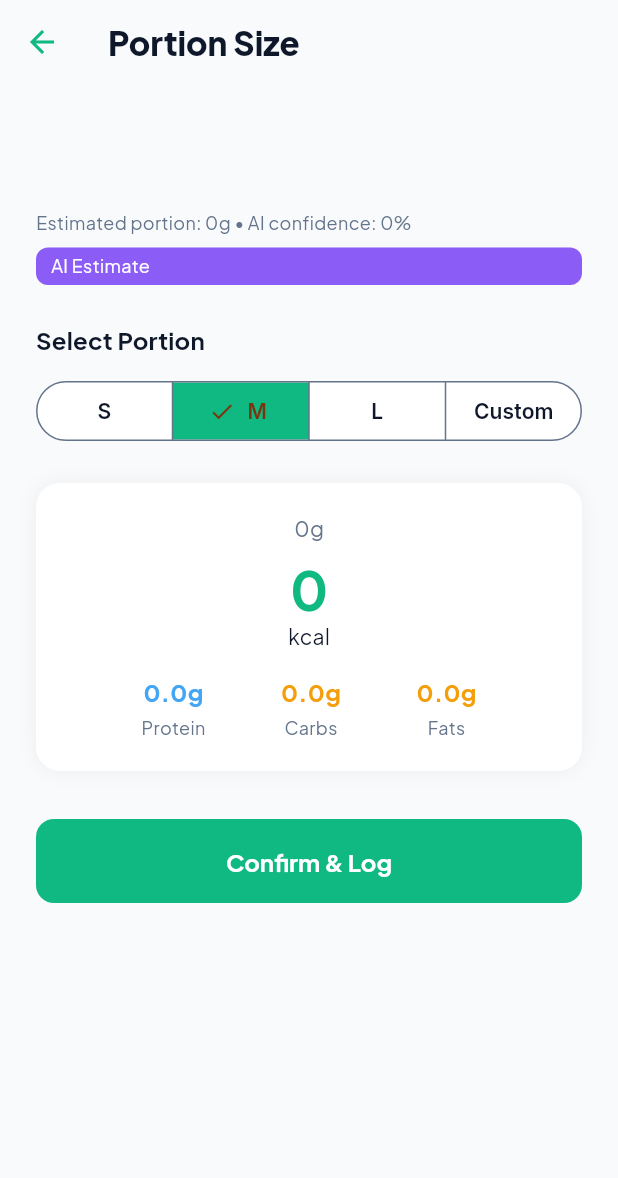
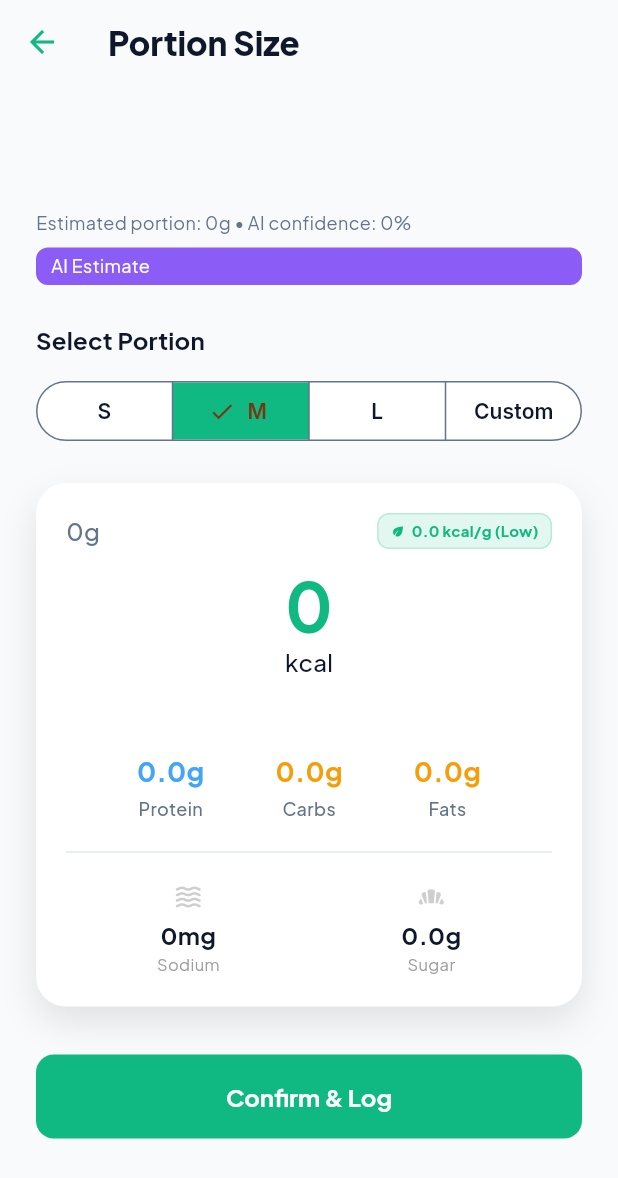
Before and after one commit to Michiya52/CalorAI, a Flutter app: the PortionSelectionScreen screen opened directly with empty values, on a phone screen of 412 x 824 dp. Shown: the top 1178 px of the screen. Run offline on Flutter 3.47's test engine with Material 3 defaults, Android fonts, the phone set to English and light mode, and no system bars; our stand-ins replace cloud_firestore, firebase_auth, firebase_core, flutter_dotenv, go_router, google_fonts and 3 more; missing offline and left inert: firebase_data_connect, fuzzywuzzy, mobile_scanner; accounts and stored records are empty.

Commit message:
APK ready

```diff
--- a/lib/screens/logging/portion_selection_screen.dart
+++ b/lib/screens/logging/portion_selection_screen.dart
@@ -8,6 +8,7 @@ import '../../models/food_suggestion.dart';
 import '../../models/meal_entry.dart';
 import '../../providers/auth_provider.dart';
 import '../../providers/meal_provider.dart';
+import '../../widgets/density_badge.dart';
 
 class PortionSelectionScreen extends StatefulWidget {
   final FoodSuggestion suggestion;
@@ -25,6 +26,8 @@ class _PortionSelectionScreenState extends State<PortionSelectionScreen> {
   late double _displayProtein;
   late double _displayCarbs;
   late double _displayFats;
+  late double _displaySodium;
+  late double _displaySugar;
   late double _displayGrams;
 
   @override
@@ -60,6 +63,8 @@ class _PortionSelectionScreenState extends State<PortionSelectionScreen> {
       _displayProtein = scaled['proteinG'] as double;
       _displayCarbs = scaled['carbsG'] as double;
       _displayFats = scaled['fatsG'] as double;
+      _displaySodium = scaled['sodiumG'] as double? ?? 0.0;
+      _displaySugar = scaled['sugarG'] as double? ?? 0.0;
       _displayGrams = scaled['portionGrams'] as double;
     } else {
       // AI estimate - use estimated portion grams directly
@@ -84,6 +89,8 @@ class _PortionSelectionScreenState extends State<PortionSelectionScreen> {
           portionMultiplier;
       _displayFats = (suggestion.resolvedFatsG ?? _displayGrams * 0.15) *
           portionMultiplier;
+      _displaySodium = 0.0; // AI rarely estimates sodium accurately yet
+      _displaySugar = 0.0;
     }
     setState(() {});
   }
@@ -250,26 +257,46 @@ class _PortionSelectionScreenState extends State<PortionSelectionScreen> {
               padding: const EdgeInsets.all(20),
               decoration: BoxDecoration(
                 color: AppColors.surface,
-                borderRadius: BorderRadius.circular(16),
+                borderRadius: BorderRadius.circular(20),
                 boxShadow: [
                   BoxShadow(
-                      color: Colors.black.withValues(alpha: 0.05),
-                      blurRadius: 10),
+                      color: Colors.black.withValues(alpha: 0.1),
+                      blurRadius: 20,
+                      offset: const Offset(0, 10)),
                 ],
               ),
               child: Column(
                 children: [
-                  Text('${_displayGrams.round()}g',
-                      style: TextStyle(
-                          color: AppColors.textSecondary, fontSize: 14)),
-                  const SizedBox(height: 8),
+                  Row(
+                    mainAxisAlignment: MainAxisAlignment.spaceBetween,
+                    children: [
+                      Text('${_displayGrams.round()}g',
+                          style: TextStyle(
+                              color: AppColors.textSecondary,
+                              fontSize: 16,
+                              fontWeight: FontWeight.w500)),
+                      if (widget.suggestion.myfcdMatch != null)
+                        DensityBadge(
+                            density: widget.suggestion.myfcdMatch!
+                                    .caloriesPer100g /
+                                100.0),
+                    ],
+                  ),
+                  const SizedBox(height: 12),
                   Text('$_displayCalories',
-                      style: Theme.of(context).textTheme.displaySmall?.copyWith(
+                      style: Theme.of(context).textTheme.displayMedium?.copyWith(
                             color: AppColors.primary,
                             fontWeight: FontWeight.bold,
                           )),
-                  const Text('kcal'),
-                  const SizedBox(height: 16),
+                  const Text('kcal',
+                      style: TextStyle(
+                          fontSize: 16, fontWeight: FontWeight.w500)),
+                  const SizedBox(height: 24),
+
+                  // Macro Distribution Bar
+                  _buildMacroBar(),
+                  const SizedBox(height: 24),
+
                   Row(
                     mainAxisAlignment: MainAxisAlignment.spaceEvenly,
                     children: [
@@ -287,10 +314,26 @@ class _PortionSelectionScreenState extends State<PortionSelectionScreen> {
                           AppColors.warning),
                     ],
                   ),
+
+                  const Divider(height: 40),
+
+                  // Detailed Nutrients Grid
+                  Row(
+                    mainAxisAlignment: MainAxisAlignment.spaceAround,
+                    children: [
+                      _detailTile(
+                          'Sodium',
+                          '${(_displaySodium * 1000).toStringAsFixed(0)}mg',
+                          Icons.waves_rounded),
+                      _detailTile('Sugar', '${_displaySugar.toStringAsFixed(1)}g',
+                          Icons.bakery_dining_rounded),
+                    ],
+                  ),
                 ],
               ),
             ),
             const SizedBox(height: 32),
+
 
             SizedBox(
               height: 56,
@@ -327,10 +370,72 @@ class _PortionSelectionScreenState extends State<PortionSelectionScreen> {
       children: [
         Text(value,
             style: TextStyle(
-                fontWeight: FontWeight.bold, color: color, fontSize: 16)),
+                fontWeight: FontWeight.bold, color: color, fontSize: 18)),
         const SizedBox(height: 4),
         Text(label,
-            style: TextStyle(color: AppColors.textSecondary, fontSize: 12)),
+            style: TextStyle(
+                color: AppColors.textSecondary,
+                fontSize: 12,
+                fontWeight: FontWeight.w500)),
+      ],
+    );
+  }
+
+  Widget _buildMacroBar() {
+    final total = _displayProtein + _displayCarbs + _displayFats;
+    if (total == 0) return const SizedBox.shrink();
+
+    return Column(
+      crossAxisAlignment: CrossAxisAlignment.start,
+      children: [
+        Row(
+          children: [
+            const Icon(Icons.pie_chart_outline_rounded,
+                size: 14, color: Colors.grey),
+            const SizedBox(width: 4),
+            Text('MACRO BREAKDOWN',
+                style: TextStyle(
+                    color: AppColors.textSecondary,
+                    fontSize: 10,
+                    fontWeight: FontWeight.bold,
+                    letterSpacing: 1.0)),
+          ],
+        ),
+        const SizedBox(height: 8),
+        ClipRRect(
+          borderRadius: BorderRadius.circular(4),
+          child: SizedBox(
+            height: 8,
+            child: Row(
+              children: [
+                Expanded(
+                  flex: (_displayProtein * 10).round(),
+                  child: Container(color: const Color(0xFF42A5F5)),
+                ),
+                Expanded(
+                  flex: (_displayCarbs * 10).round(),
+                  child: Container(color: AppColors.accent),
+                ),
+                Expanded(
+                  flex: (_displayFats * 10).round(),
+                  child: Container(color: AppColors.warning),
+                ),
+              ],
+            ),
+          ),
+        ),
+      ],
+    );
+  }
+
+  Widget _detailTile(String label, String value, IconData icon) {
+    return Column(
+      children: [
+        Icon(icon, size: 20, color: Colors.grey.withValues(alpha: 0.5)),
+        const SizedBox(height: 4),
+        Text(value,
+            style: const TextStyle(fontWeight: FontWeight.bold, fontSize: 16)),
+        Text(label, style: const TextStyle(color: Colors.grey, fontSize: 11)),
       ],
     );
   }
--- a/lib/services/usda_service.dart
+++ b/lib/services/usda_service.dart
@@ -18,8 +18,8 @@ class UsdaService {
     final uri = Uri.https(_baseUrl, '/fdc/v1/foods/search', {
       'api_key': _apiKey,
       'query': query,
-      'pageSize': '10',
-      'dataType': 'Branded,Foundation',
+      'pageSize': '25',
+      'dataType': 'Branded,Foundation,Survey (FNDDS)',
     });
 
     try {
```
Also changed, not shown: lib/screens/logging/manual_search_screen.dart (+8 -2 lines), lib/services/firestore_service.dart (+13 -9 lines), scripts/debug_fuzzy.dart (added, +28 -0 lines), 2 other files.
